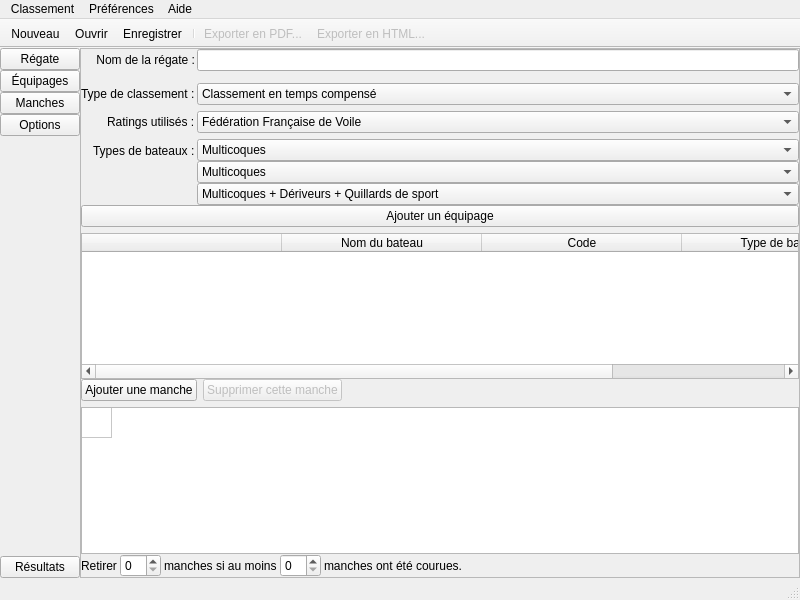
Before: the Qt Designer form src/fenprincipale.ui in piero-la-lune/DeriVoile-calc, drawn with Qt 5.
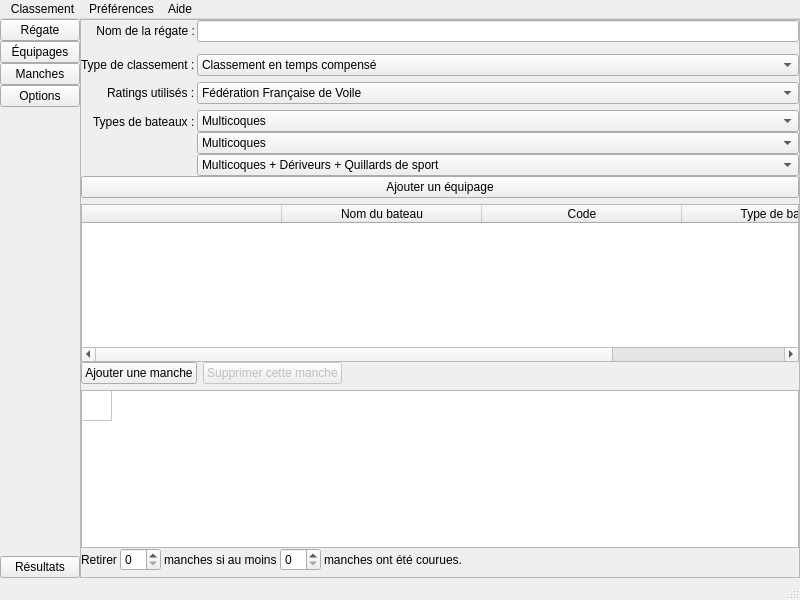
After: the same form once the commit is applied. Icons and pictures are not drawn.

```diff
--- a/src/fenprincipale.ui
+++ b/src/fenprincipale.ui
@@ -168,7 +168,7 @@
          <x>0</x>
          <y>0</y>
          <width>723</width>
-         <height>523</height>
+         <height>557</height>
         </rect>
        </property>
        <layout class="QVBoxLayout" name="verticalLayout_2">
@@ -817,32 +817,6 @@
    <addaction name="menuAide"/>
   </widget>
   <widget class="QStatusBar" name="statusbar"/>
-  <widget class="QToolBar" name="toolBar">
-   <property name="windowTitle">
-    <string>toolBar</string>
-   </property>
-   <property name="movable">
-    <bool>false</bool>
-   </property>
-   <property name="toolButtonStyle">
-    <enum>Qt::ToolButtonTextBesideIcon</enum>
-   </property>
-   <property name="floatable">
-    <bool>false</bool>
-   </property>
-   <attribute name="toolBarArea">
-    <enum>TopToolBarArea</enum>
-   </attribute>
-   <attribute name="toolBarBreak">
-    <bool>false</bool>
-   </attribute>
-   <addaction name="nouveau"/>
-   <addaction name="ouvrir"/>
-   <addaction name="enregistrer"/>
-   <addaction name="separator"/>
-   <addaction name="pdf"/>
-   <addaction name="html"/>
-  </widget>
   <action name="nouveau">
    <property name="icon">
     <iconset resource="resources.qrc">
```
